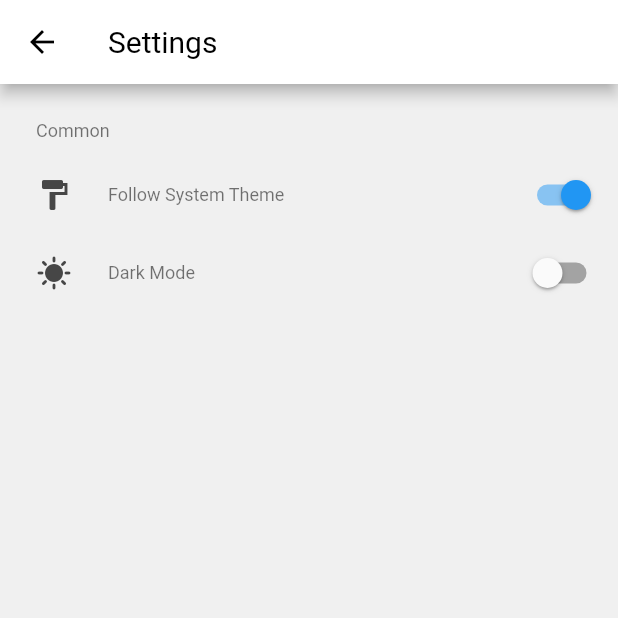
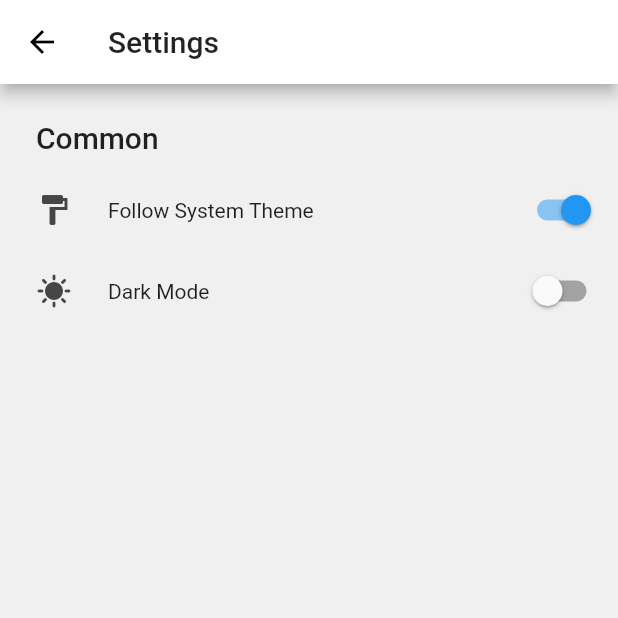
Before and after one commit to JackWangCA/RideShare-App, a Flutter app: the screen it shows after launch, in the side drawer, after a tap on "Settings", on a phone screen of 412 x 824 dp, the top half of it. Run offline on Flutter 3.47's test engine with Material 2 defaults, Android fonts, the phone set to English and light mode, and no system bars; drawn by our look-alikes of settings_ui; our stand-ins replace shared_preferences.

Commit message:
Minor style changes

```diff
--- a/rideshare/lib/home_screen.dart
+++ b/rideshare/lib/home_screen.dart
@@ -10,7 +10,7 @@ class HomeScreen extends StatelessWidget {
       appBar: AppBar(
         title: Text(
           'Ride',
-          style: Theme.of(context).textTheme.headline2,
+          style: Theme.of(context).textTheme.titleLarge,
         ),
       ),
       drawer: Drawer(
@@ -20,14 +20,14 @@ class HomeScreen extends StatelessWidget {
               child: Center(
                   child: Text(
                 "L O G O",
-                style: Theme.of(context).textTheme.headline4,
+                style: Theme.of(context).textTheme.titleLarge,
               )),
             ),
             ListTile(
               leading: Icon(Icons.person),
               title: Text(
                 'My Listings',
-                style: Theme.of(context).textTheme.bodyText1,
+                style: Theme.of(context).textTheme.titleMedium,
               ),
               onTap: () {
                 null;
@@ -37,7 +37,7 @@ class HomeScreen extends StatelessWidget {
               leading: Icon(Icons.settings),
               title: Text(
                 'Settings',
-                style: Theme.of(context).textTheme.bodyText1,
+                style: Theme.of(context).textTheme.titleMedium,
               ),
               onTap: () {
                 Navigator.of(context).push(
--- a/rideshare/lib/settings.dart
+++ b/rideshare/lib/settings.dart
@@ -13,13 +13,16 @@ class SettingsPage extends StatelessWidget {
       appBar: AppBar(
         title: Text(
           'Settings',
-          style: Theme.of(context).textTheme.headline2,
+          style: Theme.of(context).textTheme.titleLarge,
         ),
       ),
       body: SettingsList(
         sections: [
           SettingsSection(
-            title: Text('Common', style: Theme.of(context).textTheme.bodySmall),
+            title: Text(
+              'Common',
+              style: Theme.of(context).textTheme.titleLarge,
+            ),
             tiles: <SettingsTile>[
               SettingsTile.switchTile(
                 onToggle: (value) {
@@ -27,8 +30,10 @@ class SettingsPage extends StatelessWidget {
                 },
                 initialValue: themeProvider.isSystem,
                 leading: Icon(Icons.format_paint),
-                title: Text('Follow System Theme',
-                    style: Theme.of(context).textTheme.bodySmall),
+                title: Text(
+                  'Follow System Theme',
+                  style: Theme.of(context).textTheme.bodyMedium,
+                ),
               ),
               SettingsTile.switchTile(
                 onToggle: (value) {
@@ -37,8 +42,10 @@ class SettingsPage extends StatelessWidget {
                 initialValue: themeProvider.isDark,
                 enabled: !themeProvider.isSystem,
                 leading: Icon(Icons.sunny),
-                title: Text('Dark Mode',
-                    style: Theme.of(context).textTheme.bodySmall),
+                title: Text(
+                  'Dark Mode',
+                  style: Theme.of(context).textTheme.bodyMedium,
+                ),
               ),
             ],
           ),
```
